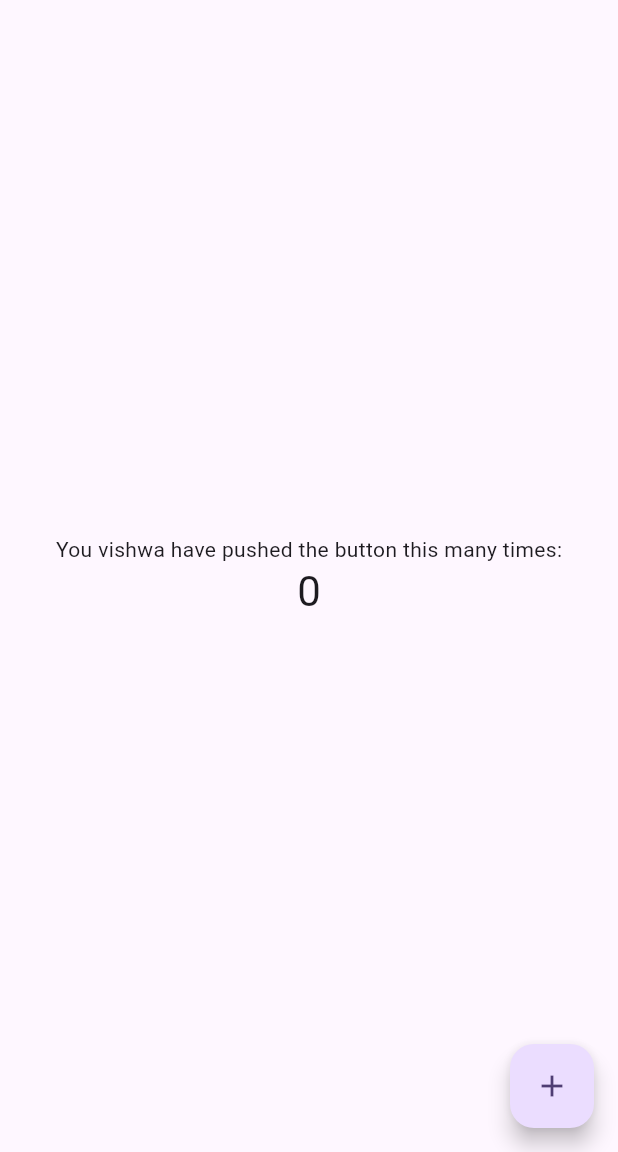
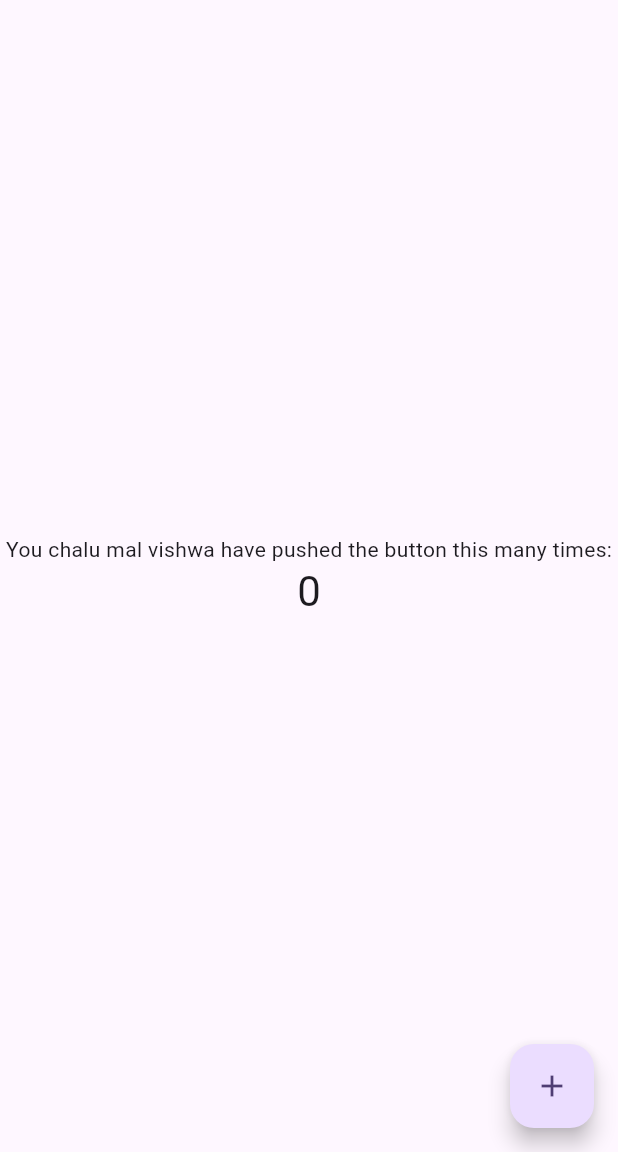
Before and after one commit to red9inja/mobiap, a Flutter app: the screen it shows after launch, on a phone screen of 412 x 824 dp, the part 84-1236 px from its top. Run offline on Flutter 3.47's test engine with Material 3 defaults, Android fonts, the phone set to English and light mode, and no system bars.

Commit message:
chalu mal

```diff
--- a/lib/main.dart
+++ b/lib/main.dart
@@ -106,7 +106,7 @@ class _MyHomePageState extends State<MyHomePage> {
           mainAxisAlignment: MainAxisAlignment.center,
           children: <Widget>[
             const Text(
-              'You vishwa have pushed the button this many times:',
+              'You chalu mal vishwa have pushed the button this many times:',
             ),
             Text(
               '$_counter',
```
